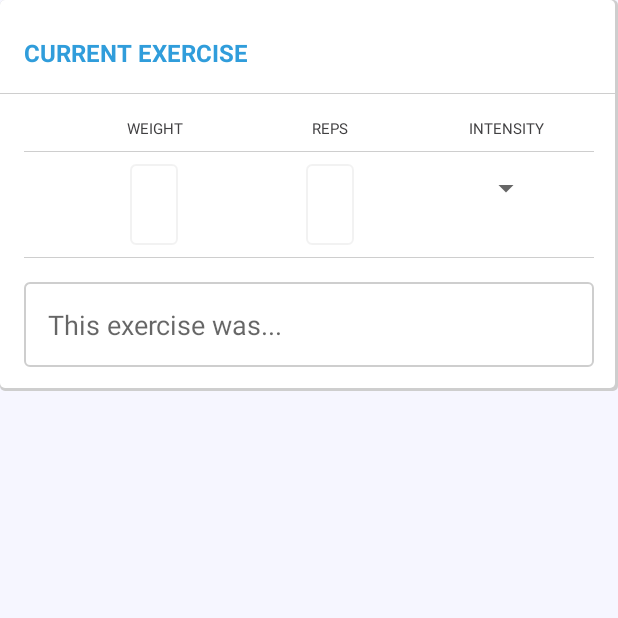
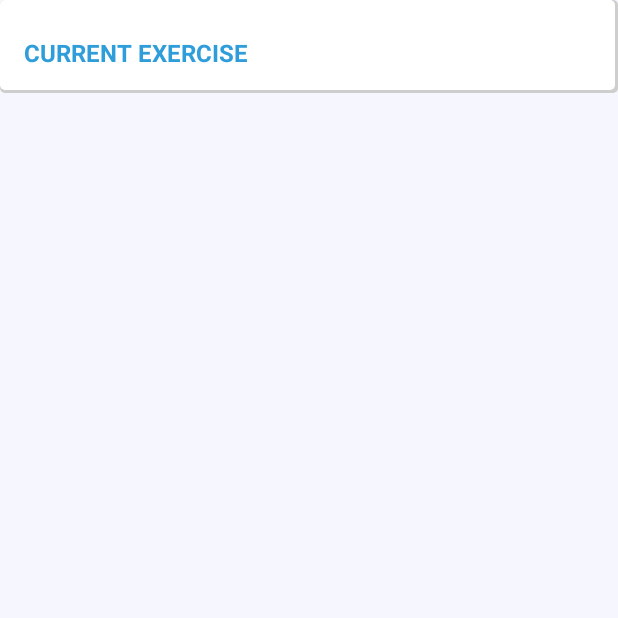
Before and after one commit to nickpiscopio/intencity-android, an Android app: the fragment CardFragmentExercise shown on its own in the app's theme, on a phone screen of 412 x 824 dp, the top half of it. Run offline under Robolectric (Android 15) with nearby library versions, the phone set to English and light mode, and no system bars; 1 statement that could not run was skipped.

Commit message:
Added part of the new card layout in the fitness guru.

```diff
--- a/app/src/main/java/com/intencity/intencity/fragment/CardFragmentExercise.java
+++ b/app/src/main/java/com/intencity/intencity/fragment/CardFragmentExercise.java
@@ -2,15 +2,21 @@ package com.intencity.intencity.fragment;
 
 import android.os.Bundle;
 import android.support.v4.app.Fragment;
+import android.support.v4.app.FragmentManager;
 import android.view.LayoutInflater;
 import android.view.View;
 import android.view.ViewGroup;
 import android.widget.LinearLayout;
+import android.widget.RelativeLayout;
 import android.widget.TextView;
 
 import com.intencity.intencity.R;
 import com.intencity.intencity.util.Constant;
 import com.intencity.intencity.util.FragmentHandler;
+import com.intencity.intencity.util.Util;
+
+import java.util.ArrayList;
+import java.util.List;
 
 /**
  * The Fragment for the exercise.
@@ -19,33 +25,78 @@ import com.intencity.intencity.util.FragmentHandler;
  */
 public class CardFragmentExercise extends Fragment
 {
+    private final int FIRST_INDEX = 0;
+
+    private FragmentHandler fragmentHandler;
+
+    private FragmentManager manager;
+
+    private View view;
+
+    private RelativeLayout exerciseLayout;
+    private LinearLayout exerciseStatsLayout;
+
+    private List<String> exercises;
+
+    private String currentExercise;
+
     @Override
     public View onCreateView(LayoutInflater inflater, ViewGroup container, Bundle savedInstanceState)
     {
-        View view = inflater.inflate(R.layout.fragment_card_exercise, container, false);
+        view = inflater.inflate(R.layout.fragment_card_exercise, container, false);
+
+        exerciseLayout = (RelativeLayout) view.findViewById(R.id.layout_exercise);
+        exerciseLayout.setOnClickListener(clickListener);
 
         Bundle bundle = getArguments();
 
         if (bundle != null)
         {
-            String exercise = bundle.getString(Constant.BUNDLE_EXERCISE);
+            exercises = bundle.getStringArrayList(Constant.BUNDLE_EXERCISE_LIST);
 
-            if (exercise != "")
+            if (exercises != null && exercises.size() > FIRST_INDEX)
             {
+                currentExercise = exercises.get(FIRST_INDEX);
+                exercises.remove(FIRST_INDEX);
+
                 TextView exerciseTitle = (TextView) view.findViewById(R.id.exercise);
-                exerciseTitle.setText(exercise);
+                exerciseTitle.setText(currentExercise);
             }
         }
 
-        LinearLayout linearLayout = (LinearLayout) view.findViewById(R.id.parent_layout_sets);
+        manager = getFragmentManager();
 
-        int id = R.id.parent_layout_sets + 1;
+        fragmentHandler = new FragmentHandler();
 
-        linearLayout.setId(id);
-
-        new FragmentHandler().pushFragment(getFragmentManager(), linearLayout.getId(),
-                                           new ExerciseSetFragment(), null, Constant.TAG_SET, false);
+        exerciseStatsLayout = (LinearLayout) view.findViewById(R.id.layout_exercise_stats);
+        exerciseStatsLayout.setId(Util.getRandomId());
 
         return view;
     }
+
+    private View.OnClickListener clickListener = new View.OnClickListener()
+    {
+        @Override
+        public void onClick(View v)
+        {
+            exerciseLayout.setOnClickListener(null);
+
+            addExerciseStats();
+
+            Bundle bundle = new Bundle();
+            bundle.putStringArrayList(Constant.BUNDLE_EXERCISE_LIST, (ArrayList<String>)exercises);
+
+            if (exercises.size() > 0)
+            {
+                fragmentHandler.pushFragment(manager, R.id.layout_fitness_guru,
+                                             new CardFragmentExercise(), bundle, false);
+            }
+        }
+    };
+
+    private void addExerciseStats()
+    {
+        fragmentHandler.pushFragment(manager, exerciseStatsLayout.getId(),
+                                     new CardFragmentExerciseStat(), null, false);
+    }
 }
--- a/app/src/main/java/com/intencity/intencity/fragment/CardRoutineFragment.java
+++ b/app/src/main/java/com/intencity/intencity/fragment/CardRoutineFragment.java
@@ -165,8 +165,9 @@ public class CardRoutineFragment extends android.support.v4.app.Fragment
 
             Bundle bundle = new Bundle();
             bundle.putStringArrayList(Constant.BUNDLE_EXERCISE_LIST, exercises);
+
             new FragmentHandler().pushFragment(getFragmentManager(), R.id.layout_fitness_guru,
-                                               new CardFragmentNextExercise(), bundle, "", true);
+                                               new CardFragmentExercise(), bundle, true);
         }
 
         @Override
--- a/app/src/main/java/com/intencity/intencity/fragment/FitnessGuruFragment.java
+++ b/app/src/main/java/com/intencity/intencity/fragment/FitnessGuruFragment.java
@@ -21,7 +21,7 @@ public class FitnessGuruFragment extends android.support.v4.app.Fragment impleme
     {
         View view = inflater.inflate(R.layout.fragment_intencity_fitness_guru, container, false);
 
-        new FragmentHandler().pushFragment(getFragmentManager(), R.id.layout_fitness_guru, new CardRoutineFragment(), null, "", false);
+        new FragmentHandler().pushFragment(getFragmentManager(), R.id.layout_fitness_guru, new CardRoutineFragment(), null, false);
 
         return view;
     }
--- a/app/src/main/java/com/intencity/intencity/util/Constant.java
+++ b/app/src/main/java/com/intencity/intencity/util/Constant.java
@@ -19,6 +19,7 @@ public class Constant
     public static final String BUNDLE_SET_NUMBER = "com.intencity.intencity.bundle.set.number";
     public static final String BUNDLE_EXERCISE = "com.intencity.intencity.bundle.exercise";
     public static final String BUNDLE_EXERCISE_LIST = "com.intencity.intencity.bundle.exercise.list";
+    public static final String BUNDLE_ID = "com.intencity.intencity.bundle.id";
 
     public static final String TAG_SET = "TAG_SET";
 
--- /dev/null
+++ b/app/src/main/java/com/intencity/intencity/util/Util.java
@@ -0,0 +1,16 @@
+package com.intencity.intencity.util;
+
+import java.util.Random;
+
+/**
+ * Created by nickpiscopio on 12/17/15.
+ */
+public class Util
+{
+    private static final String ALLOWED_CHARACTERS = "0123456789";
+
+    public static int getRandomId()
+    {
+        return new Random().nextInt(1000 + 1);
+    }
+}
--- a/app/src/main/res/layout/fragment_card_exercise.xml
+++ b/app/src/main/res/layout/fragment_card_exercise.xml
@@ -1,12 +1,14 @@
 <?xml version="1.0" encoding="utf-8"?>
 <RelativeLayout
     xmlns:android="http://schemas.android.com/apk/res/android"
+    android:id="@+id/layout_exercise"
     android:layout_width="match_parent"
     android:layout_height="wrap_content"
     android:background="@drawable/card"
     android:layout_marginBottom="@dimen/layout_margin_half">
 
     <LinearLayout
+        android:id="@+id/layout_exercise_stats"
         android:layout_width="match_parent"
         android:layout_height="wrap_content"
         android:orientation="vertical">
@@ -22,73 +24,6 @@
             android:textColor="@color/primary"
             android:textStyle="bold"/>
 
-        <include layout="@layout/divider"/>
-
-        <LinearLayout
-            android:layout_width="match_parent"
-            android:layout_height="wrap_content"
-            android:orientation="vertical"
-            android:padding="@dimen/layout_margin">
-
-            <LinearLayout
-                android:layout_width="match_parent"
-                android:layout_height="wrap_content"
-                android:orientation="horizontal"
-                android:paddingBottom="@dimen/layout_margin_half">
-
-                <View
-                    android:layout_width="0dp"
-                    android:layout_height="0dp"
-                    android:layout_weight="0.25"/>
-
-                <TextView
-                    android:layout_width="0dp"
-                    android:layout_height="wrap_content"
-                    android:layout_weight="1"
-                    android:text="@string/title_weight"
-                    android:gravity="center"
-                    android:textSize="@dimen/card_title2_size"
-                    android:textColor="@color/secondary_dark"/>
-
-                <TextView
-                    android:layout_width="0dp"
-                    android:layout_height="wrap_content"
-                    android:layout_weight="1"
-                    android:text="@string/title_reps"
-                    android:gravity="center"
-                    android:textSize="@dimen/card_title2_size"
-                    android:textColor="@color/secondary_dark"/>
-
-                <TextView
-                    android:layout_width="0dp"
-                    android:layout_height="wrap_content"
-                    android:layout_weight="1"
-                    android:text="@string/title_intensity"
-                    android:gravity="center"
-                    android:textSize="@dimen/card_title2_size"
-                    android:textColor="@color/secondary_dark"/>
-
-            </LinearLayout>
-
-            <LinearLayout
-                android:id="@+id/parent_layout_sets"
-                android:layout_width="wrap_content"
-                android:layout_height="wrap_content"
-                android:orientation="vertical" />
-
-            <include layout="@layout/divider"/>
-
-            <EditText
-                android:layout_width="match_parent"
-                android:layout_height="wrap_content"
-                android:hint="@string/note_hint"
-                android:textColor="@color/secondary_dark"
-                android:layout_marginTop="@dimen/layout_margin"
-                android:padding="@dimen/layout_margin"
-                android:background="@drawable/edit_text_flat"/>
-
-        </LinearLayout>
-
     </LinearLayout>
 
 </RelativeLayout>
```
Also changed, not shown: app/src/main/java/com/intencity/intencity/fragment/CardFragmentExerciseStat.java (added, +43 -0 lines), app/src/main/java/com/intencity/intencity/fragment/CardFragmentNextExercise.java (deleted, +0 -101 lines), app/src/main/java/com/intencity/intencity/fragment/ExerciseSetFragment.java (+9 -5 lines), app/src/main/java/com/intencity/intencity/util/FragmentHandler.java (+4 -14 lines), app/src/main/res/layout/fragment_card_exercise_stats.xml (added, +75 -0 lines).
